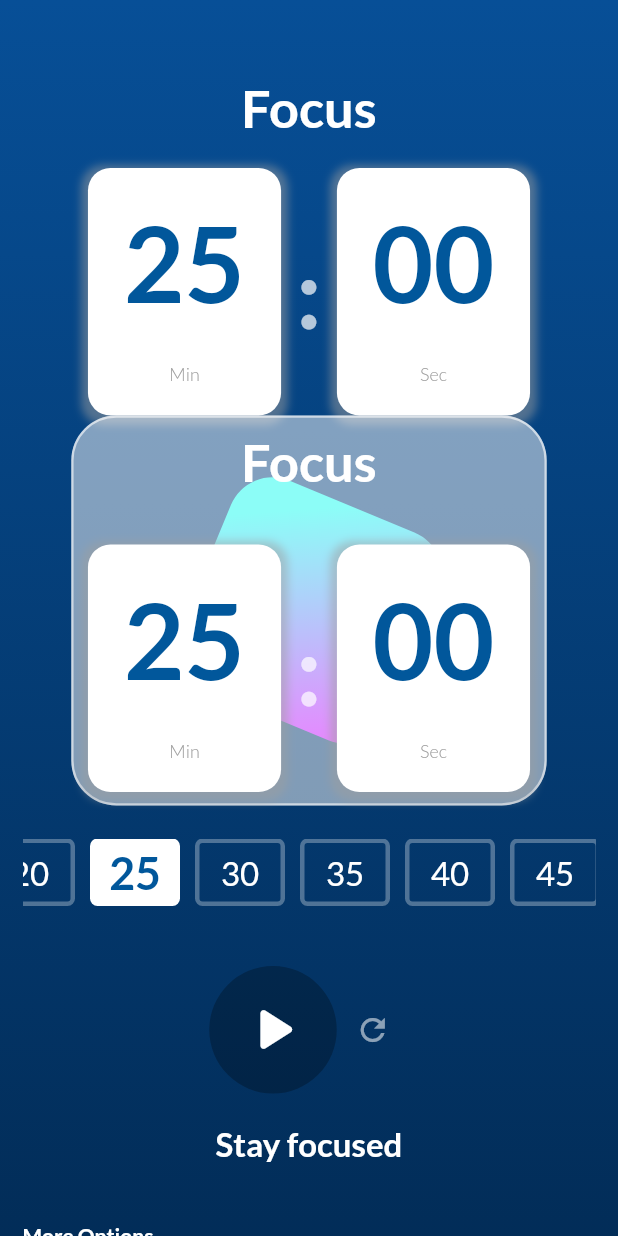
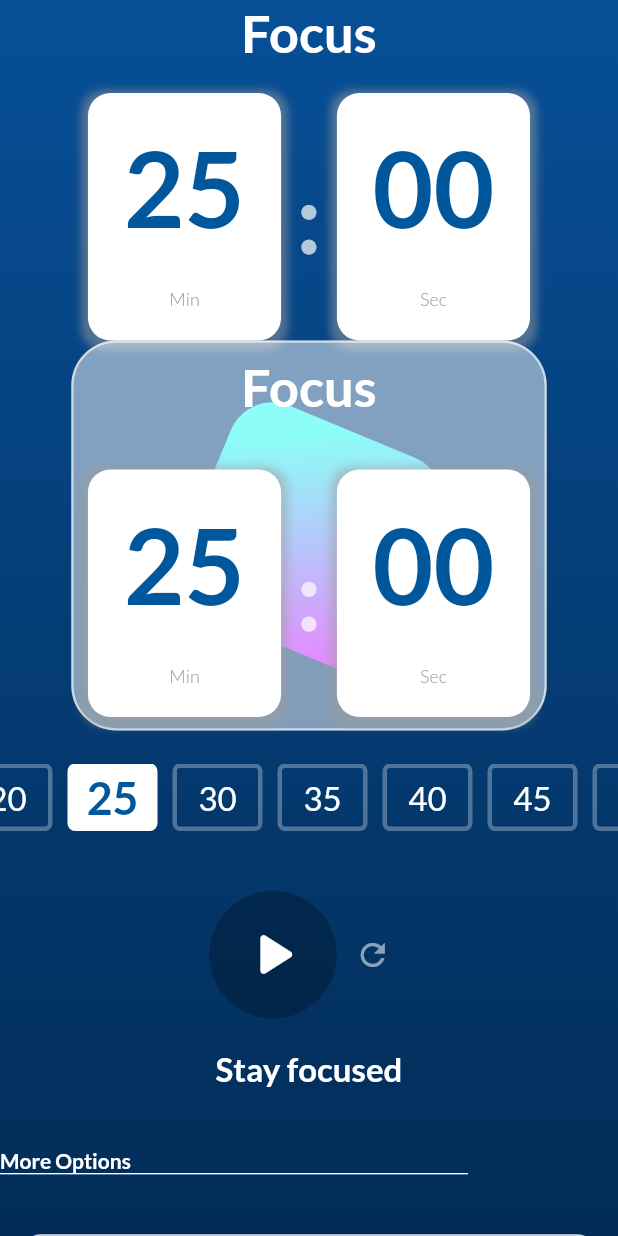
Before and after one commit to radG1t/pomodox, a Flutter app: the screen it shows after launch, on a phone screen of 412 x 824 dp. Run offline on Flutter 3.47's test engine with Material 2 defaults, Android fonts, the phone set to English and light mode, and no system bars; our stand-ins replace google_fonts.

Commit message:
there is a bug. ah.

```diff
--- a/lib/PomodoroScreen.dart
+++ b/lib/PomodoroScreen.dart
@@ -1,7 +1,6 @@
 import 'package:flutter/material.dart';
 import 'package:pomodox/timerservice.dart';
 import 'package:pomodox/utils.dart';
-import 'package:pomodox/widgets/customPaint.dart';
 import 'package:pomodox/widgets/magicCubes.dart';
 import 'package:pomodox/widgets/moreOptions.dart';
 import 'package:pomodox/widgets/notebox.dart';
@@ -20,15 +19,15 @@ class PomodoroScreen extends StatelessWidget {
   Widget build(BuildContext context) {
     final provider = Provider.of<TimerService>(context);
     return SafeArea(
-      child: Scaffold(
-        body: SingleChildScrollView(
-          physics: const BouncingScrollPhysics(),
-          child: Expanded(
-            child: Container(
-              decoration:
-                  BoxDecoration(gradient: BCrenderColor(provider.currenState)),
-              child: Padding(
-                padding: const EdgeInsets.fromLTRB(15, 50, 15, 20),
+      child: Padding(
+        padding: const EdgeInsets.fromLTRB(0, 0, 0, 0),
+        child: Scaffold(
+          body: SingleChildScrollView(
+            physics: const BouncingScrollPhysics(),
+            child: Expanded(
+              child: Container(
+                decoration: BoxDecoration(
+                    gradient: BCrenderColor(provider.currenState)),
                 child: Column(
                   children: [
                     const Column(
@@ -86,6 +85,9 @@ class PomodoroScreen extends StatelessWidget {
                           height: 120,
                         ),
                         const ProgressWidget(),
+                        const SizedBox(
+                          height: 50,
+                        ),
                       ],
                     ),
                   ],
--- a/lib/utils.dart
+++ b/lib/utils.dart
@@ -27,7 +27,7 @@ Color OBJrednderColor(String currentState) {
   if (currentState == "Focus") {
     return Colors.lightBlue.shade900;
   } else {
-    return Colors.lightBlueAccent;
+    return Colors.red.shade800;
   }
 }
 
@@ -41,7 +41,6 @@ LinearGradient BCrenderColor(String currentState) {
         end: Alignment.bottomCenter,
         tileMode: TileMode.clamp);
   } else {
-    // You might want to return a default gradient or handle this case differently
     return const LinearGradient(
         colors: [
           Color.fromARGB(255, 4, 99, 30),
--- a/lib/widgets/moreOptions.dart
+++ b/lib/widgets/moreOptions.dart
@@ -42,7 +42,7 @@ class MoreOptions extends StatelessWidget {
       onTap: () {
         Scrollable.ensureVisible(
           context,
-          duration: const Duration(milliseconds: 650),
+          duration: const Duration(milliseconds: 590),
           curve: Curves.easeInOut,
         );
       },
@@ -55,10 +55,9 @@ class MoreOptions extends StatelessWidget {
             style: textStyle(14, Colors.white, FontWeight.w700),
           ),
           Container(
-            width: MediaQuery.sizeOf(context).width - 30,
-            height: 1.0, // Increased the height for better visibility
-            color: Colors.white, // Changed color to black
-            //   margin: const EdgeInsets.symmetric(horizontal: 16.0),
+            width: MediaQuery.sizeOf(context).width - 100,
+            height: 0.9,
+            color: Colors.white,
           ),
         ],
       ),
```
